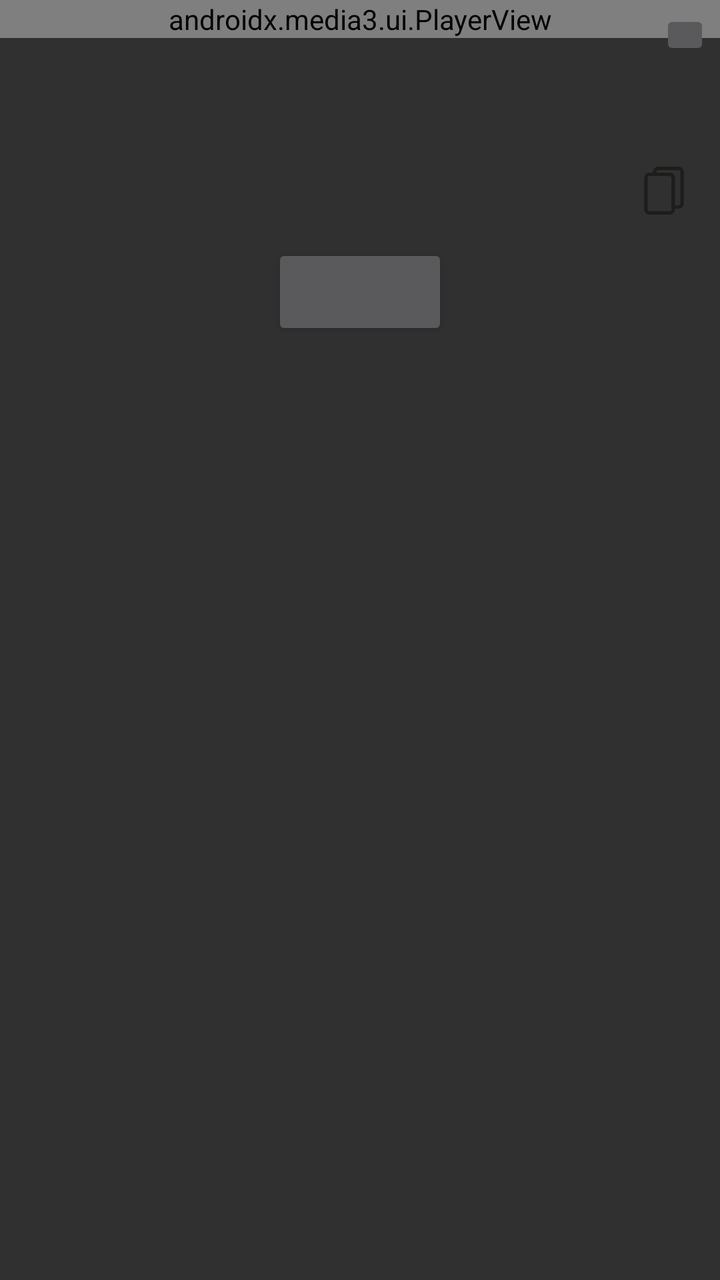
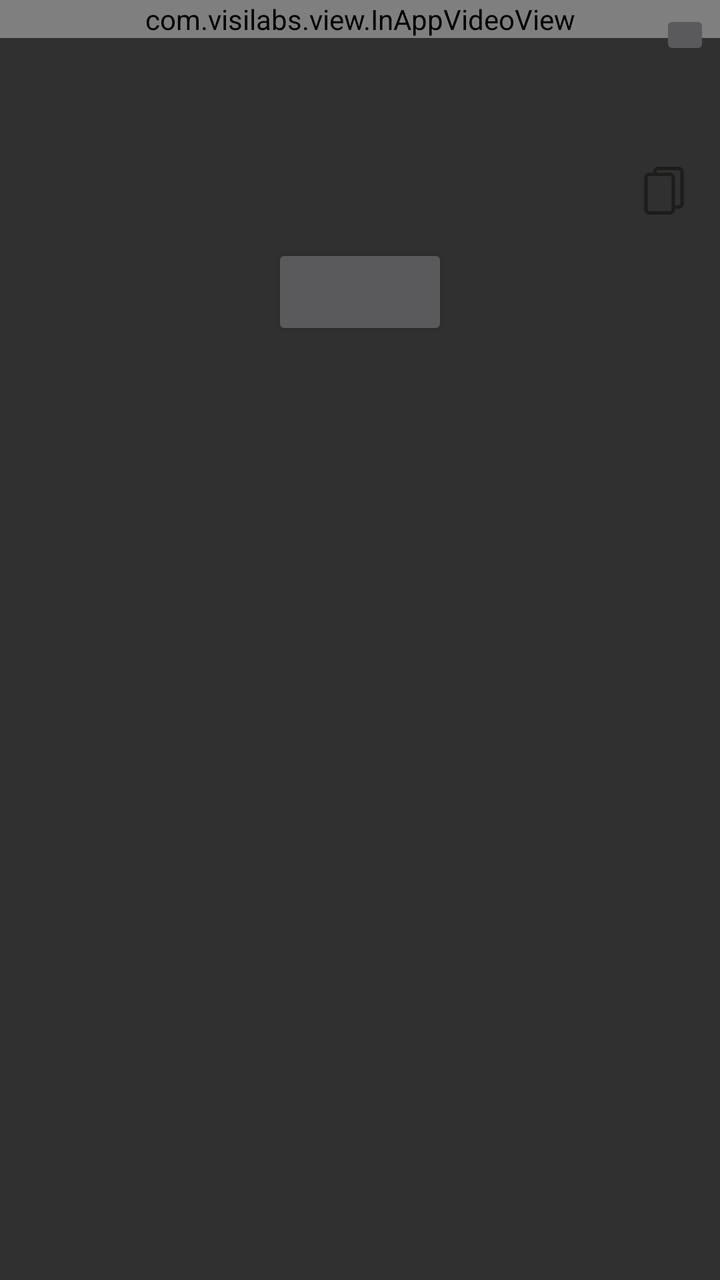

Compare the two renders of this Android layout. The source of the first and the diff that turns it into the second are given below.
<!-- AndroidManifest.xml: another module's application theme Theme.AppCompat -->
<!-- res/layout/activity_template_carousel.xml -->
<?xml version="1.0" encoding="utf-8"?>
<ScrollView
    xmlns:android="http://schemas.android.com/apk/res/android"
    xmlns:app="http://schemas.android.com/apk/res-auto"
    android:id="@+id/carousel_container"
    android:layout_width="match_parent"
    android:layout_height="wrap_content">

    <FrameLayout
        android:layout_width="match_parent"
        android:layout_height="wrap_content">

        <ImageView
            android:layout_width="match_parent"
            android:layout_height="match_parent"
            android:scaleType="centerCrop"
            android:id="@+id/background"/>

        <LinearLayout
            android:layout_width="match_parent"
            android:layout_height="wrap_content"
            android:gravity="center"
            android:orientation="vertical">

            <ImageView
                android:id="@+id/carousel_image"
                android:layout_width="match_parent"
                android:layout_height="wrap_content"
                android:layout_gravity="center_horizontal"
                android:adjustViewBounds="true" />

            <androidx.media3.ui.PlayerView
                android:id="@+id/carousel_video"
                android:layout_width="match_parent"
                android:layout_height="wrap_content"
                android:adjustViewBounds="true"
                app:use_controller="false"
                app:resize_mode="fixed_width"/>


            <TextView
                android:id="@+id/carousel_title"
                android:layout_width="match_parent"
                android:layout_height="wrap_content"
                android:layout_gravity="center_horizontal"
                android:layout_marginLeft="40dp"
                android:layout_marginTop="4dp"
                android:layout_marginRight="40dp"
                android:layout_marginBottom="4dp"
                android:gravity="center_horizontal" />

            <TextView
                android:id="@+id/carousel_body_text"
                android:layout_width="match_parent"
                android:layout_height="wrap_content"
                android:layout_gravity="center_horizontal"
                android:layout_marginLeft="40dp"
                android:layout_marginTop="4dp"
                android:layout_marginRight="40dp"
                android:layout_marginBottom="4dp"
                android:gravity="center_horizontal" />

            <FrameLayout
                android:id="@+id/coupon_container"
                android:layout_width="match_parent"
                android:layout_margin="8dp"
                android:layout_height="wrap_content">

                <TextView
                    android:id="@+id/coupon_code"
                    android:layout_width="match_parent"
                    android:layout_height="wrap_content"
                    android:ellipsize="end"
                    android:gravity="center"
                    android:layout_gravity="center"
                    android:paddingLeft="10dp"
                    android:paddingTop="5dp"
                    android:paddingRight="10dp"
                    android:paddingBottom="5dp" />

                <ImageView
                    android:layout_width="wrap_content"
                    android:layout_height="wrap_content"
                    android:background="@drawable/content_copy_24"
                    android:layout_gravity="center|end"
                    android:layout_marginRight="8dp"
                    android:layout_marginEnd="8dp" />

            </FrameLayout>

            <Button
                android:id="@+id/carousel_button"
                android:layout_width="wrap_content"
                android:layout_height="wrap_content"
                android:layout_gravity="center_horizontal"
                android:layout_marginLeft="40dp"
                android:layout_marginTop="4dp"
                android:layout_marginRight="40dp"
                android:layout_marginBottom="4dp"
                android:gravity="center"
                android:paddingLeft="32dp"
                android:paddingTop="8dp"
                android:paddingRight="32dp"
                android:paddingBottom="8dp" />

            <LinearLayout
                android:id="@+id/dot_indicator"
                android:layout_width="match_parent"
                android:layout_height="40dp"
                android:layout_margin="8dp"
                android:gravity="center"
                android:orientation="horizontal" />

        </LinearLayout>

        <ImageButton
            android:id="@+id/carousel_close_button"
            android:layout_width="25dp"
            android:layout_height="25dp"
            android:layout_gravity="top|right"
            android:layout_margin="5dp"
            android:textColor="#fff" />

    </FrameLayout>
</ScrollView>
<!-- resources referenced by this layout -->
<resources>
  <!-- drawable content_copy_24 (drawable) -->
  <vector xmlns:android="http://schemas.android.com/apk/res/android" xmlns:aapt="http://schemas.android.com/aapt"
      android:viewportWidth="210.107"
      android:viewportHeight="210.107"
      android:width="24dp"
      android:height="24dp">
      <path
          android:pathData="M168.506 0H80.235C67.413 0 56.981 10.432 56.981 23.254v2.854h-15.38c-12.822 0 -23.254 10.432 -23.254 23.254v137.492c0 12.822 10.432 23.254 23.254 23.254h88.271c12.822 0 23.253 -10.432 23.253 -23.254V184h15.38c12.822 0 23.254 -10.432 23.254 -23.254V23.254C191.76 10.432 181.328 0 168.506 0zM138.126 186.854c0 4.551 -3.703 8.254 -8.253 8.254H41.601c-4.551 0 -8.254 -3.703 -8.254 -8.254V49.361c0 -4.551 3.703 -8.254 8.254 -8.254h88.271c4.551 0 8.253 3.703 8.253 8.254V186.854zM176.76 160.746c0 4.551 -3.703 8.254 -8.254 8.254h-15.38V49.361c0 -12.822 -10.432 -23.254 -23.253 -23.254H71.981v-2.854c0 -4.551 3.703 -8.254 8.254 -8.254h88.271c4.551 0 8.254 3.703 8.254 8.254V160.746z"
          android:fillColor="#1D1D1B" />
  </vector>
</resources>

<!-- the commit's change to res/layout/activity_template_carousel.xml (unified diff, before → after) -->
@@ -29,13 +29,11 @@
                 android:layout_gravity="center_horizontal"
                 android:adjustViewBounds="true" />
 
-            <androidx.media3.ui.PlayerView
+            <com.visilabs.view.InAppVideoView
                 android:id="@+id/carousel_video"
                 android:layout_width="match_parent"
                 android:layout_height="wrap_content"
-                android:adjustViewBounds="true"
-                app:use_controller="false"
-                app:resize_mode="fixed_width"/>
+                android:adjustViewBounds="true"/>
 
 
             <TextView
